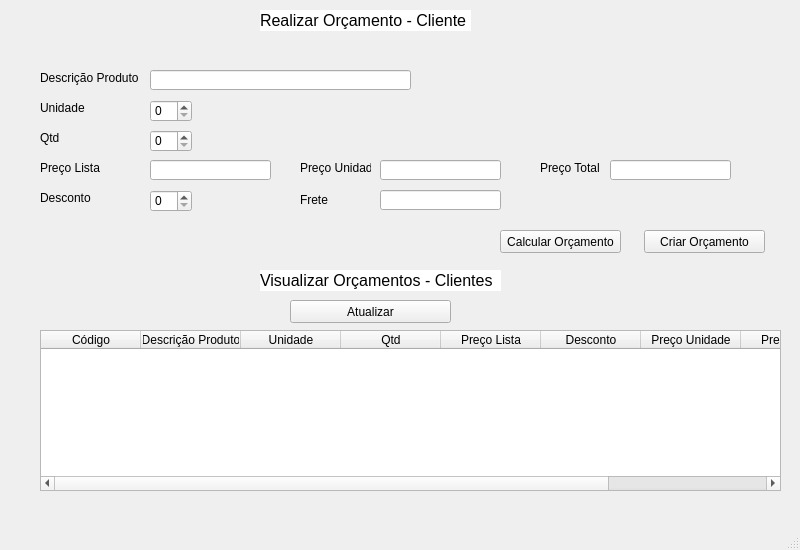
diegost0015/TCC, file Desenvolvimento/Realizar_Orcamento_Cliente_Empresa.ui: the form before one commit.
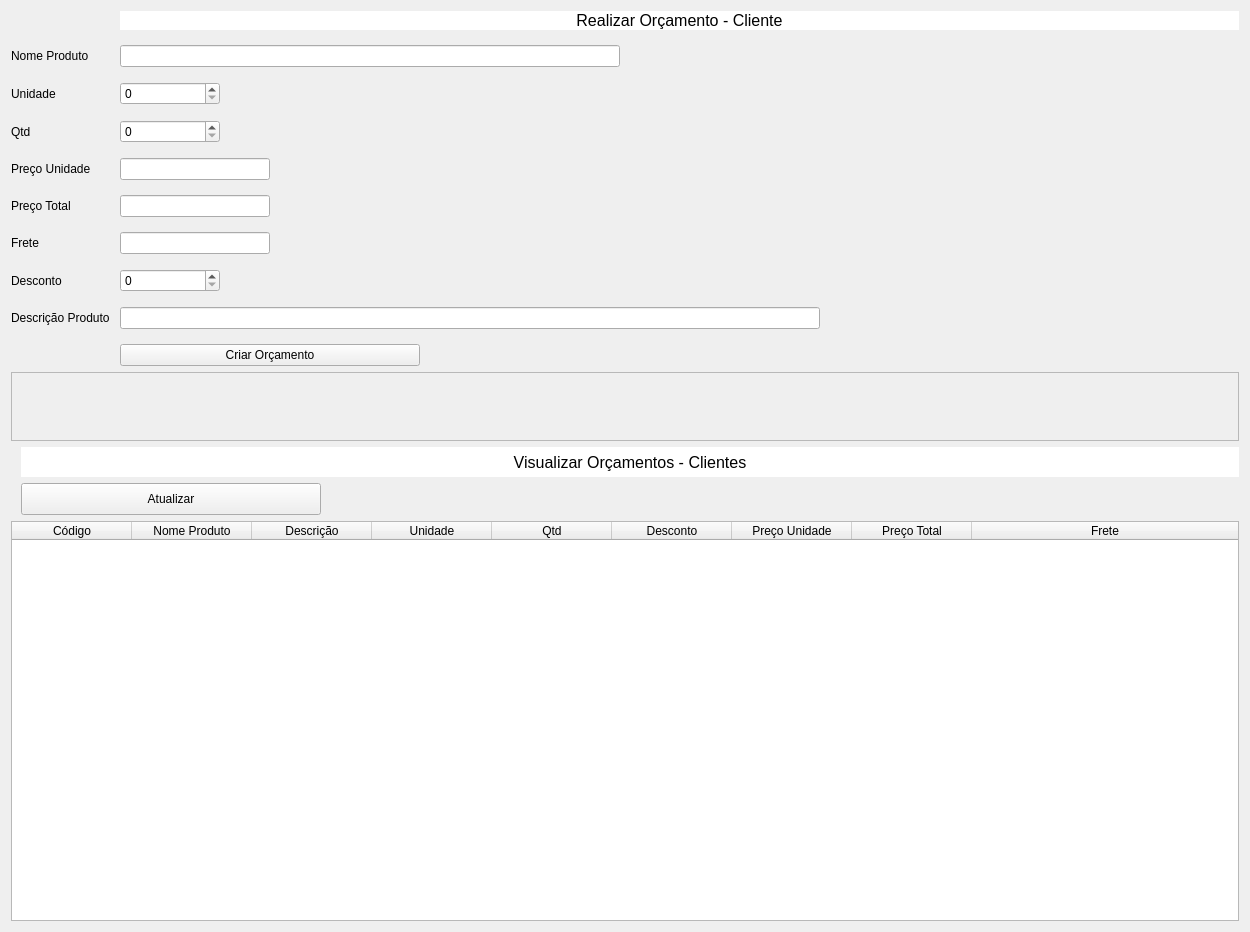
The form after the commit.

The edit to the form file:
```diff
--- a/Desenvolvimento/Realizar_Orcamento_Cliente_Empresa.ui
+++ b/Desenvolvimento/Realizar_Orcamento_Cliente_Empresa.ui
@@ -1,34 +1,35 @@
 <?xml version="1.0" encoding="UTF-8"?>
 <ui version="4.0">
- <class>MainWindow</class>
- <widget class="QMainWindow" name="MainWindow">
+ <class>Form</class>
+ <widget class="QWidget" name="Form">
   <property name="geometry">
    <rect>
     <x>0</x>
     <y>0</y>
-    <width>800</width>
-    <height>550</height>
+    <width>1250</width>
+    <height>932</height>
    </rect>
   </property>
   <property name="minimumSize">
    <size>
-    <width>800</width>
-    <height>550</height>
+    <width>1250</width>
+    <height>800</height>
    </size>
   </property>
   <property name="windowTitle">
    <string>MainWindow</string>
   </property>
-  <widget class="QWidget" name="centralwidget">
+  <layout class="QVBoxLayout" name="verticalLayout_2">
+   <item>
+    <layout class="QFormLayout" name="formLayout">
+     <property name="horizontalSpacing">
+      <number>10</number>
+     </property>
+     <property name="verticalSpacing">
+      <number>15</number>
+     </property>
+     <item row="0" column="1">
    <widget class="QLabel" name="label">
-    <property name="geometry">
-     <rect>
-      <x>260</x>
-      <y>10</y>
-      <width>211</width>
-      <height>21</height>
-     </rect>
-    </property>
     <property name="font">
      <font>
       <pointsize>12</pointsize>
@@ -40,318 +41,302 @@
     <property name="text">
      <string>Realizar Orçamento - Cliente</string>
     </property>
-   </widget>
-   <widget class="QTableWidget" name="tableWidget_2">
-    <property name="geometry">
-     <rect>
-      <x>40</x>
-      <y>330</y>
-      <width>741</width>
-      <height>161</height>
-     </rect>
-    </property>
-    <column>
-     <property name="text">
-      <string>Código</string>
-     </property>
-    </column>
-    <column>
-     <property name="text">
-      <string>Descrição Produto</string>
-     </property>
-    </column>
-    <column>
-     <property name="text">
-      <string>Unidade</string>
-     </property>
-    </column>
-    <column>
-     <property name="text">
-      <string>Qtd</string>
-     </property>
-    </column>
-    <column>
-     <property name="text">
-      <string>Preço Lista</string>
-     </property>
-    </column>
-    <column>
-     <property name="text">
-      <string>Desconto</string>
-     </property>
-    </column>
-    <column>
-     <property name="text">
-      <string>Preço Unidade</string>
-     </property>
-    </column>
-    <column>
-     <property name="text">
-      <string>Preço Total</string>
-     </property>
-    </column>
-    <column>
-     <property name="text">
-      <string>Frete</string>
-     </property>
-    </column>
-   </widget>
-   <widget class="QPushButton" name="pushButton_criar">
-    <property name="geometry">
-     <rect>
-      <x>644</x>
-      <y>230</y>
-      <width>121</width>
-      <height>23</height>
-     </rect>
-    </property>
+       <property name="alignment">
+        <set>Qt::AlignCenter</set>
+       </property>
+      </widget>
+     </item>
+     <item row="3" column="0">
+      <widget class="QLabel" name="label_4">
     <property name="text">
-     <string>Criar Orçamento</string>
-    </property>
-   </widget>
-   <widget class="QPushButton" name="pushButton_visualizar">
-    <property name="geometry">
-     <rect>
-      <x>290</x>
-      <y>300</y>
-      <width>161</width>
-      <height>23</height>
-     </rect>
-    </property>
-    <property name="text">
-     <string>Atualizar</string>
-    </property>
-   </widget>
-   <widget class="QLineEdit" name="lineEdit_desc">
-    <property name="geometry">
-     <rect>
-      <x>150</x>
-      <y>70</y>
-      <width>261</width>
-      <height>20</height>
-     </rect>
-    </property>
-   </widget>
-   <widget class="QLabel" name="linha1">
-    <property name="geometry">
-     <rect>
-      <x>40</x>
-      <y>70</y>
-      <width>101</width>
-      <height>16</height>
-     </rect>
-    </property>
-    <property name="text">
-     <string>Descrição Produto</string>
-    </property>
-   </widget>
+        <string>Nome Produto</string>
+       </property>
+      </widget>
+     </item>
+     <item row="3" column="1">
+      <widget class="QLineEdit" name="lineEdit_NomeProduto">
+       <property name="maximumSize">
+        <size>
+         <width>500</width>
+         <height>16777215</height>
+        </size>
+       </property>
+      </widget>
+     </item>
+     <item row="4" column="0">
    <widget class="QLabel" name="linha2">
-    <property name="geometry">
-     <rect>
-      <x>40</x>
-      <y>100</y>
-      <width>101</width>
-      <height>16</height>
-     </rect>
-    </property>
     <property name="text">
      <string>Unidade</string>
     </property>
    </widget>
+     </item>
+     <item row="4" column="1">
    <widget class="QSpinBox" name="spinBox_uni">
-    <property name="geometry">
-     <rect>
-      <x>150</x>
-      <y>100</y>
-      <width>42</width>
-      <height>22</height>
-     </rect>
-    </property>
-   </widget>
-   <widget class="QSpinBox" name="spinBox_qtd">
-    <property name="geometry">
-     <rect>
-      <x>150</x>
-      <y>130</y>
-      <width>42</width>
-      <height>22</height>
-     </rect>
-    </property>
-   </widget>
+       <property name="maximumSize">
+        <size>
+         <width>100</width>
+         <height>16777215</height>
+        </size>
+       </property>
+      </widget>
+     </item>
+     <item row="5" column="0">
    <widget class="QLabel" name="linha3">
-    <property name="geometry">
-     <rect>
-      <x>40</x>
-      <y>130</y>
-      <width>91</width>
-      <height>16</height>
-     </rect>
-    </property>
     <property name="text">
      <string>Qtd</string>
     </property>
    </widget>
-   <widget class="QLabel" name="linha4">
-    <property name="geometry">
-     <rect>
-      <x>40</x>
-      <y>160</y>
-      <width>91</width>
-      <height>16</height>
-     </rect>
-    </property>
-    <property name="text">
-     <string>Preço Lista</string>
-    </property>
-   </widget>
-   <widget class="QLineEdit" name="lineEdit_lista">
-    <property name="geometry">
-     <rect>
-      <x>150</x>
-      <y>160</y>
-      <width>121</width>
-      <height>20</height>
-     </rect>
-    </property>
-   </widget>
-   <widget class="QLabel" name="linha5">
-    <property name="geometry">
-     <rect>
-      <x>40</x>
-      <y>190</y>
-      <width>91</width>
-      <height>16</height>
-     </rect>
-    </property>
-    <property name="text">
-     <string>Desconto</string>
-    </property>
-   </widget>
-   <widget class="QSpinBox" name="spinBox_desconto">
-    <property name="geometry">
-     <rect>
-      <x>150</x>
-      <y>190</y>
-      <width>42</width>
-      <height>22</height>
-     </rect>
-    </property>
-   </widget>
+     </item>
+     <item row="5" column="1">
+      <widget class="QSpinBox" name="spinBox_qtd">
+       <property name="maximumSize">
+        <size>
+         <width>100</width>
+         <height>16777215</height>
+        </size>
+       </property>
+      </widget>
+     </item>
+     <item row="6" column="0">
    <widget class="QLabel" name="linha6">
-    <property name="geometry">
-     <rect>
-      <x>300</x>
-      <y>160</y>
-      <width>71</width>
-      <height>16</height>
-     </rect>
-    </property>
     <property name="text">
      <string>Preço Unidade</string>
     </property>
    </widget>
+     </item>
+     <item row="6" column="1">
    <widget class="QLineEdit" name="lineEdit_unid">
-    <property name="geometry">
-     <rect>
-      <x>380</x>
-      <y>160</y>
-      <width>121</width>
-      <height>20</height>
-     </rect>
-    </property>
-   </widget>
+       <property name="maximumSize">
+        <size>
+         <width>150</width>
+         <height>16777215</height>
+        </size>
+       </property>
+      </widget>
+     </item>
+     <item row="7" column="0">
    <widget class="QLabel" name="linha7">
-    <property name="geometry">
-     <rect>
-      <x>540</x>
-      <y>160</y>
-      <width>61</width>
-      <height>16</height>
-     </rect>
-    </property>
     <property name="text">
      <string>Preço Total</string>
     </property>
    </widget>
+     </item>
+     <item row="7" column="1">
    <widget class="QLineEdit" name="lineEdit_total">
-    <property name="geometry">
-     <rect>
-      <x>610</x>
-      <y>160</y>
-      <width>121</width>
-      <height>20</height>
-     </rect>
-    </property>
-   </widget>
+       <property name="maximumSize">
+        <size>
+         <width>150</width>
+         <height>16777215</height>
+        </size>
+       </property>
+      </widget>
+     </item>
+     <item row="8" column="0">
    <widget class="QLabel" name="linha8">
-    <property name="geometry">
-     <rect>
-      <x>300</x>
-      <y>190</y>
-      <width>61</width>
-      <height>20</height>
-     </rect>
-    </property>
     <property name="text">
      <string>Frete</string>
     </property>
    </widget>
+     </item>
+     <item row="8" column="1">
    <widget class="QLineEdit" name="lineEdit_frete">
-    <property name="geometry">
-     <rect>
-      <x>380</x>
-      <y>190</y>
-      <width>121</width>
-      <height>20</height>
-     </rect>
-    </property>
-   </widget>
-   <widget class="QPushButton" name="pushButton_calcular">
-    <property name="geometry">
-     <rect>
-      <x>500</x>
-      <y>230</y>
-      <width>121</width>
-      <height>23</height>
-     </rect>
-    </property>
+       <property name="maximumSize">
+        <size>
+         <width>150</width>
+         <height>16777215</height>
+        </size>
+       </property>
+      </widget>
+     </item>
+     <item row="9" column="0">
+      <widget class="QLabel" name="linha5">
+       <property name="text">
+        <string>Desconto</string>
+       </property>
+      </widget>
+     </item>
+     <item row="9" column="1">
+      <widget class="QSpinBox" name="spinBox_desconto">
+       <property name="maximumSize">
+        <size>
+         <width>100</width>
+         <height>16777215</height>
+        </size>
+       </property>
+      </widget>
+     </item>
+     <item row="10" column="0">
+      <widget class="QLabel" name="linha1">
     <property name="text">
-     <string>Calcular Orçamento</string>
-    </property>
-   </widget>
+        <string>Descrição Produto</string>
+       </property>
+      </widget>
+     </item>
+     <item row="10" column="1">
+      <widget class="QLineEdit" name="lineEdit_desc">
+       <property name="maximumSize">
+        <size>
+         <width>700</width>
+         <height>16777215</height>
+        </size>
+       </property>
+      </widget>
+     </item>
+     <item row="11" column="1">
+      <widget class="QPushButton" name="pushButton_criar">
+       <property name="sizePolicy">
+        <sizepolicy hsizetype="Maximum" vsizetype="Fixed">
+         <horstretch>0</horstretch>
+         <verstretch>0</verstretch>
+        </sizepolicy>
+       </property>
+       <property name="maximumSize">
+        <size>
+         <width>300</width>
+         <height>50</height>
+        </size>
+       </property>
+       <property name="layoutDirection">
+        <enum>Qt::RightToLeft</enum>
+       </property>
+       <property name="text">
+        <string>Criar Orçamento</string>
+       </property>
+      </widget>
+     </item>
+    </layout>
+   </item>
+   <item>
+    <widget class="QFrame" name="frame_2">
+     <property name="frameShape">
+      <enum>QFrame::StyledPanel</enum>
+     </property>
+     <property name="frameShadow">
+      <enum>QFrame::Raised</enum>
+     </property>
+    </widget>
+   </item>
+   <item>
+    <layout class="QVBoxLayout" name="verticalLayout">
+     <property name="leftMargin">
+      <number>10</number>
+     </property>
+     <property name="rightMargin">
+      <number>0</number>
+     </property>
+     <item>
    <widget class="QLabel" name="label_2">
-    <property name="geometry">
-     <rect>
-      <x>260</x>
-      <y>270</y>
-      <width>241</width>
-      <height>21</height>
-     </rect>
+       <property name="maximumSize">
+        <size>
+         <width>16777215</width>
+         <height>30</height>
+        </size>
     </property>
     <property name="font">
      <font>
       <pointsize>12</pointsize>
      </font>
     </property>
+       <property name="layoutDirection">
+        <enum>Qt::LeftToRight</enum>
+       </property>
     <property name="styleSheet">
      <string notr="true">background-color: rgb(255, 255, 255);</string>
     </property>
     <property name="text">
      <string>Visualizar Orçamentos - Clientes</string>
     </property>
-   </widget>
-  </widget>
-  <widget class="QMenuBar" name="menubar">
-   <property name="geometry">
-    <rect>
-     <x>0</x>
-     <y>0</y>
-     <width>800</width>
-     <height>21</height>
-    </rect>
-   </property>
-  </widget>
-  <widget class="QStatusBar" name="statusbar"/>
+       <property name="alignment">
+        <set>Qt::AlignCenter</set>
+       </property>
+      </widget>
+     </item>
+     <item>
+      <widget class="QPushButton" name="pushButton_atualizar">
+       <property name="maximumSize">
+        <size>
+         <width>300</width>
+         <height>50</height>
+        </size>
+       </property>
+       <property name="text">
+        <string>Atualizar</string>
+       </property>
+      </widget>
+     </item>
+    </layout>
+   </item>
+   <item>
+    <widget class="QTableWidget" name="tableWidget_2">
+     <property name="maximumSize">
+      <size>
+       <width>16777215</width>
+       <height>400</height>
+      </size>
+     </property>
+     <attribute name="horizontalHeaderMinimumSectionSize">
+      <number>60</number>
+     </attribute>
+     <attribute name="horizontalHeaderDefaultSectionSize">
+      <number>120</number>
+     </attribute>
+     <attribute name="horizontalHeaderStretchLastSection">
+      <bool>true</bool>
+     </attribute>
+     <attribute name="verticalHeaderVisible">
+      <bool>false</bool>
+     </attribute>
+     <attribute name="verticalHeaderStretchLastSection">
+      <bool>false</bool>
+     </attribute>
+     <column>
+      <property name="text">
+       <string>Código</string>
+      </property>
+     </column>
+     <column>
+      <property name="text">
+       <string>Nome Produto</string>
+      </property>
+     </column>
+     <column>
+      <property name="text">
+       <string>Descrição</string>
+      </property>
+     </column>
+     <column>
+      <property name="text">
+       <string>Unidade</string>
+      </property>
+     </column>
+     <column>
+      <property name="text">
+       <string>Qtd</string>
+      </property>
+     </column>
+     <column>
+      <property name="text">
+       <string>Desconto</string>
+      </property>
+     </column>
+     <column>
+      <property name="text">
+       <string>Preço Unidade</string>
+      </property>
+     </column>
+     <column>
+      <property name="text">
+       <string>Preço Total</string>
+      </property>
+     </column>
+     <column>
+      <property name="text">
+       <string>Frete</string>
+      </property>
+     </column>
+    </widget>
+   </item>
+  </layout>
  </widget>
  <resources/>
  <connections/>
```
Left out of the diff: 2 changed lines with no effect on the pictures. Lines whose indentation alone changed are shown as unchanged.
